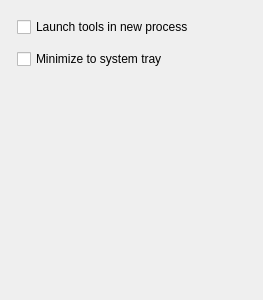
First picture: the form in resources/ui/browser_tab_options.ui, repository cmontesano/xappt_qt, before the edit.
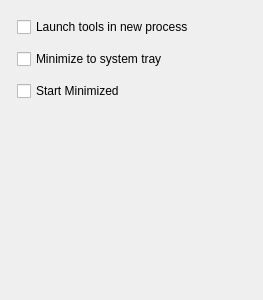
Second picture: the form after the edit.

Commit message: option to start minimized (or in tray)

What changed in the file:
```diff
--- a/resources/ui/browser_tab_options.ui
+++ b/resources/ui/browser_tab_options.ui
@@ -45,6 +45,13 @@
        </property>
       </widget>
      </item>
+     <item row="2" column="0">
+      <widget class="QCheckBox" name="chkStartMinimized">
+       <property name="text">
+        <string>Start Minimized</string>
+       </property>
+      </widget>
+     </item>
     </layout>
    </item>
    <item>
```
The commit also changes 9 other files.
